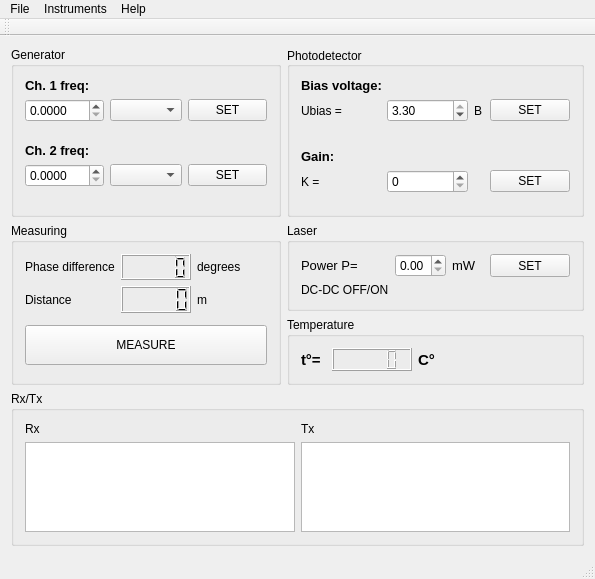
First picture: the form in sources/presentation/ui/main_window/mainwindow.ui, repository AlienDrew/lidar, before the edit.
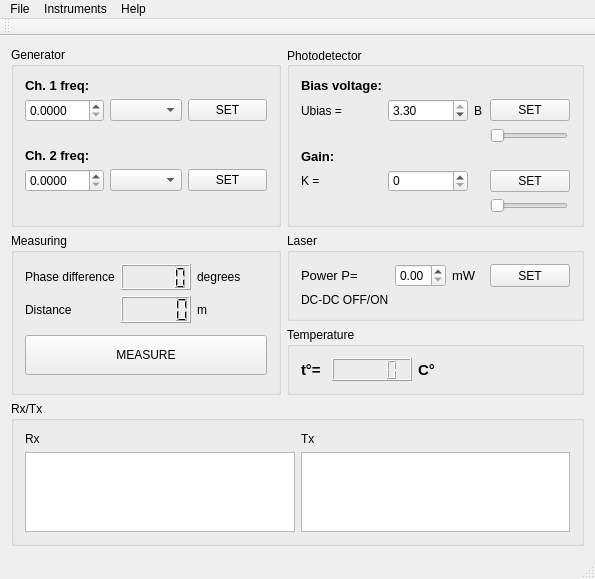
Second picture: the form after the edit.

Patch:
```diff
--- a/sources/presentation/ui/main_window/mainwindow.ui
+++ b/sources/presentation/ui/main_window/mainwindow.ui
@@ -257,7 +257,7 @@
      </widget>
     </item>
     <item row="4" column="0" colspan="2">
-     <widget class="QGroupBox" name="groupBox_2">
+     <widget class="QGroupBox" name="RxTx">
       <property name="title">
        <string>Rx/Tx</string>
       </property>
@@ -298,6 +298,12 @@
       <property name="enabled">
        <bool>true</bool>
       </property>
+      <property name="minimumSize">
+       <size>
+        <width>0</width>
+        <height>180</height>
+       </size>
+      </property>
       <property name="maximumSize">
        <size>
         <width>270</width>
@@ -310,19 +316,6 @@
       <layout class="QGridLayout" name="gridLayout_3">
        <item row="0" column="0">
         <layout class="QGridLayout" name="gridLayout_2">
-         <item row="2" column="1">
-          <spacer name="verticalSpacer_2">
-           <property name="orientation">
-            <enum>Qt::Vertical</enum>
-           </property>
-           <property name="sizeHint" stdset="0">
-            <size>
-             <width>20</width>
-             <height>40</height>
-            </size>
-           </property>
-          </spacer>
-         </item>
          <item row="1" column="1">
           <widget class="QDoubleSpinBox" name="ch1Box">
            <property name="decimals">
@@ -389,19 +382,6 @@
          <item row="4" column="2">
           <widget class="QComboBox" name="ch2Units"/>
          </item>
-         <item row="7" column="3">
-          <spacer name="verticalSpacer_3">
-           <property name="orientation">
-            <enum>Qt::Vertical</enum>
-           </property>
-           <property name="sizeHint" stdset="0">
-            <size>
-             <width>20</width>
-             <height>40</height>
-            </size>
-           </property>
-          </spacer>
-         </item>
          <item row="1" column="3">
           <widget class="QPushButton" name="setCh1Button">
            <property name="text">
@@ -416,6 +396,32 @@
            </property>
           </widget>
          </item>
+         <item row="2" column="2">
+          <spacer name="verticalSpacer_2">
+           <property name="orientation">
+            <enum>Qt::Vertical</enum>
+           </property>
+           <property name="sizeHint" stdset="0">
+            <size>
+             <width>20</width>
+             <height>40</height>
+            </size>
+           </property>
+          </spacer>
+         </item>
+         <item row="7" column="2">
+          <spacer name="verticalSpacer_3">
+           <property name="orientation">
+            <enum>Qt::Vertical</enum>
+           </property>
+           <property name="sizeHint" stdset="0">
+            <size>
+             <width>20</width>
+             <height>40</height>
+            </size>
+           </property>
+          </spacer>
+         </item>
         </layout>
        </item>
       </layout>
@@ -458,7 +464,7 @@
            </property>
           </widget>
          </item>
-         <item row="3" column="0" colspan="3">
+         <item row="4" column="0" colspan="3">
           <widget class="QLabel" name="label_8">
            <property name="font">
             <font>
@@ -472,14 +478,80 @@
            </property>
           </widget>
          </item>
-         <item row="1" column="0">
+         <item row="5" column="1">
+          <widget class="QSpinBox" name="gainBox">
+           <property name="maximum">
+            <number>255</number>
+           </property>
+          </widget>
+         </item>
+         <item row="5" column="0">
+          <widget class="QLabel" name="label_10">
+           <property name="maximumSize">
+            <size>
+             <width>90</width>
+             <height>16777215</height>
+            </size>
+           </property>
+           <property name="text">
+            <string>K =</string>
+           </property>
+          </widget>
+         </item>
+         <item row="5" column="3">
+          <widget class="QPushButton" name="setGainButton">
+           <property name="text">
+            <string>SET</string>
+           </property>
+          </widget>
+         </item>
+         <item row="3" column="3">
+          <widget class="QSlider" name="biasSlider">
+           <property name="maximumSize">
+            <size>
+             <width>78</width>
+             <height>16777215</height>
+            </size>
+           </property>
+           <property name="orientation">
+            <enum>Qt::Horizontal</enum>
+           </property>
+          </widget>
+         </item>
+         <item row="6" column="3">
+          <widget class="QSlider" name="gainSlider">
+           <property name="maximumSize">
+            <size>
+             <width>78</width>
+             <height>16777215</height>
+            </size>
+           </property>
+           <property name="orientation">
+            <enum>Qt::Horizontal</enum>
+           </property>
+          </widget>
+         </item>
+         <item row="1" column="1" rowspan="2">
+          <widget class="QDoubleSpinBox" name="biasBox">
+           <property name="maximum">
+            <double>3.300000000000000</double>
+           </property>
+           <property name="singleStep">
+            <double>0.200000000000000</double>
+           </property>
+           <property name="value">
+            <double>3.300000000000000</double>
+           </property>
+          </widget>
+         </item>
+         <item row="1" column="0" rowspan="2">
           <widget class="QLabel" name="label_9">
            <property name="text">
             <string>Ubias =</string>
            </property>
           </widget>
          </item>
-         <item row="1" column="2">
+         <item row="1" column="2" rowspan="2">
           <widget class="QLabel" name="label_11">
            <property name="maximumSize">
             <size>
@@ -492,59 +564,13 @@
            </property>
           </widget>
          </item>
-         <item row="1" column="1">
-          <widget class="QDoubleSpinBox" name="biasBox">
-           <property name="maximum">
-            <double>3.300000000000000</double>
-           </property>
-           <property name="singleStep">
-            <double>0.200000000000000</double>
-           </property>
-           <property name="value">
-            <double>3.300000000000000</double>
-           </property>
-          </widget>
-         </item>
-         <item row="4" column="0">
-          <widget class="QLabel" name="label_10">
-           <property name="text">
-            <string>K =</string>
-           </property>
-          </widget>
-         </item>
-         <item row="4" column="1">
-          <widget class="QSpinBox" name="gainBox"/>
-         </item>
-         <item row="4" column="3">
-          <widget class="QPushButton" name="setGainButton">
-           <property name="text">
-            <string>SET</string>
-           </property>
-          </widget>
-         </item>
-         <item row="0" column="3" rowspan="3">
+         <item row="1" column="3" rowspan="2">
           <widget class="QPushButton" name="setBiasButton">
            <property name="text">
             <string>SET</string>
            </property>
           </widget>
          </item>
-         <item row="5" column="1">
-          <spacer name="verticalSpacer">
-           <property name="orientation">
-            <enum>Qt::Vertical</enum>
-           </property>
-           <property name="sizeType">
-            <enum>QSizePolicy::Preferred</enum>
-           </property>
-           <property name="sizeHint" stdset="0">
-            <size>
-             <width>20</width>
-             <height>10</height>
-            </size>
-           </property>
-          </spacer>
-         </item>
         </layout>
        </item>
       </layout>
```
